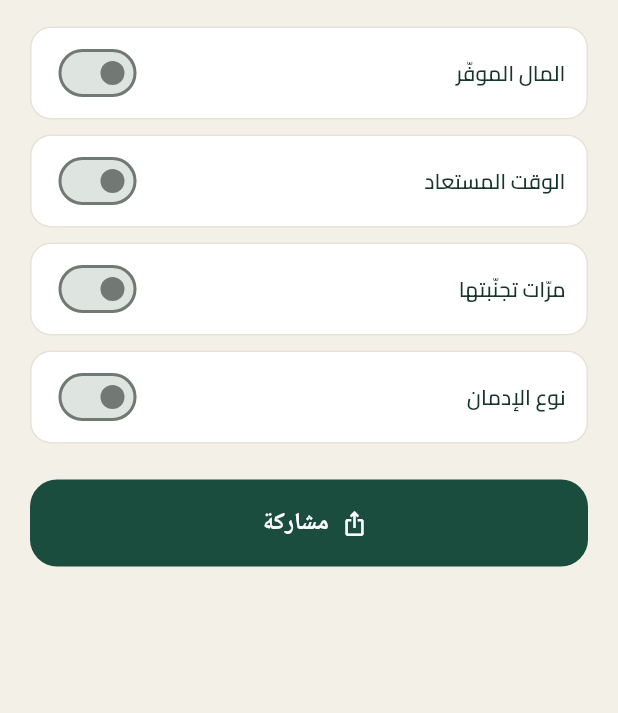
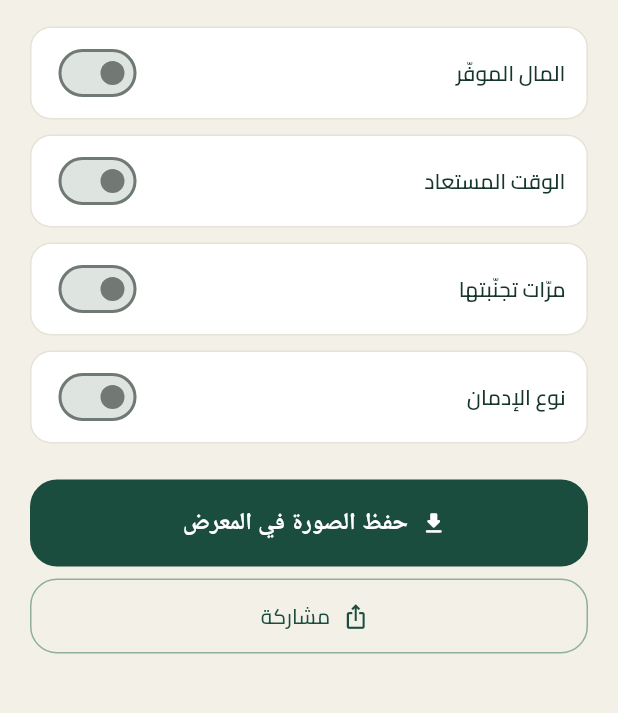
Before and after one commit to xalwalid/sanad, a Flutter app: the ShareCardScreen screen opened directly, on a phone screen of 412 x 824 dp, the part 491-1204 px from its top. Run offline on Flutter 3.47's test engine with Material 3 defaults, Android fonts, the phone set to English and light mode, and no system bars; our stand-ins replace share_plus, shared_preferences; missing offline and left inert: gal; accounts and stored records are empty.

Commit message:
Western numerals in content, chart axis labels, save-to-gallery on share card, store checklist

```diff
--- a/app/lib/data/strings.dart
+++ b/app/lib/data/strings.dart
@@ -96,9 +96,11 @@ class S {
   static const cleanPlain = L('يومًا نظيفًا', 'days clean');
   static const chHabit = L('نوع الإدمان', 'Habit type');
   static const chMass = L('الكمية المتجنَّبة', 'Amount avoided');
-  static const saveImage = L('حفظ الصورة', 'Save image');
+  static const saveImage = L('حفظ الصورة في المعرض', 'Save image to gallery');
   static const shareBtn = L('مشاركة', 'Share');
   static const saved = L('تم الحفظ', 'Saved');
+  static const savedToGallery = L('حُفظت الصورة في معرض الصور', 'Saved to your gallery');
+  static const saveFailed = L('تعذّر الحفظ. جرّب المشاركة بدلًا من ذلك.', "Couldn't save. Try sharing instead.");
 
   // relapse
   static const relapseTitle = L('بداية جديدة', 'A new start');
@@ -127,13 +129,18 @@ class S {
 
   // progress tab
   static const progressTitle = L('تقدّمك', 'Your progress');
-  static const moodLast = L('المزاج آخر ٧ أيام', 'Mood, last 7 days');
+  static const moodLast = L('المزاج آخر 7 أيام', 'Mood, last 7 days');
   static const cravingLast = L('الرغبة تضعف', 'Cravings easing');
   static const checkinHistory = L('سجلّ تسجيلاتك', 'Your check-ins');
   static const noCheckins = L('لا تسجيلات بعد. سجّل يومك من الرئيسية.', 'No check-ins yet. Log your day from Home.');
   static const milestonesTitle = L('الإنجازات', 'Milestones');
   static const moodLabel = L('المزاج', 'Mood');
   static const cravingLabel = L('الرغبة', 'Craving');
+  static const axisDay = L('اليوم (رقم الشهر)', 'Day of month');
+  static const moodLow = L('منخفض', 'Low');
+  static const moodHigh = L('مرتفع', 'High');
+  static const cravingMild = L('خفيفة', 'Mild');
+  static const cravingStrong = L('شديدة', 'Strong');
 
   // me tab
   static const meTitle = L('حسابي', 'Me');
@@ -188,7 +195,7 @@ class S {
   static const axisStart = L('البداية', 'Start');
   static const axisTwoWeeks = L('أسبوعان', '2 wks');
   static const axisMonth = L('شهر', '1 mo');
-  static const axisSixWeeks = L('٦ أسابيع', '6 wks');
+  static const axisSixWeeks = L('6 أسابيع', '6 wks');
   static const axisTwoMonths = L('شهران', '2 mo');
 
   // community
--- a/app/lib/screens/community_screen.dart
+++ b/app/lib/screens/community_screen.dart
@@ -14,9 +14,9 @@ class CommunityScreen extends StatelessWidget {
     String tr(L l) => l.t(code);
     final samples = code == 'ar'
         ? const [
-            ['QN', 'هادئ', 'اليوم ١٢ · القنّب', 'تجاوزت عطلة صعبة جدًا. تمرين التنفّس ساعدني الساعة الثانية فجرًا. شكرًا لكم.'],
-            ['SR', 'مستقر', 'اليوم ٩٠ · الكحول', '٩٠ يومًا اليوم. قبل ستة أشهر لم أظنّ أنّي سأتجاوز اليوم الثالث. الأمر يتحسّن.'],
-            ['M7', 'جبل', 'اليوم ٤ · النيكوتين', 'هاجمتني الرغبة بعد الغداء. نشرت هنا بدل أن أستسلم. انتصار صغير لكنه لي.'],
+            ['QN', 'هادئ', 'اليوم 12 · القنّب', 'تجاوزت عطلة صعبة جدًا. تمرين التنفّس ساعدني الساعة الثانية فجرًا. شكرًا لكم.'],
+            ['SR', 'مستقر', 'اليوم 90 · الكحول', '90 يومًا اليوم. قبل ستة أشهر لم أظنّ أنّي سأتجاوز اليوم الثالث. الأمر يتحسّن.'],
+            ['M7', 'جبل', 'اليوم 4 · النيكوتين', 'هاجمتني الرغبة بعد الغداء. نشرت هنا بدل أن أستسلم. انتصار صغير لكنه لي.'],
           ]
         : const [
             ['QN', 'QuietNorth', 'day 12 · cannabis', 'Made it through a really hard weekend. The breathing exercise helped at 2am. Thank you all.'],
--- a/app/lib/screens/milestone_card_screen.dart
+++ b/app/lib/screens/milestone_card_screen.dart
@@ -5,6 +5,7 @@ import 'package:flutter/rendering.dart';
 import 'package:provider/provider.dart';
 import 'package:path_provider/path_provider.dart';
 import 'package:share_plus/share_plus.dart';
+import 'package:gal/gal.dart';
 import '../data/catalog.dart';
 import '../data/strings.dart';
 import '../logic/calculations.dart';
@@ -41,14 +42,34 @@ class ShareCardScreen extends StatelessWidget {
         _chip(hu.massRound == 0 ? '${massVal.round()}' : massVal.toStringAsFixed(1), hu.massLabel.t(code)),
     ];
 
-    Future<void> share() async {
+    Future<List<int>> capture() async {
       final b = _boundary.currentContext!.findRenderObject() as RenderRepaintBoundary;
       final img = await b.toImage(pixelRatio: 3);
       final bytes = await img.toByteData(format: ui.ImageByteFormat.png);
+      return bytes!.buffer.asUint8List();
+    }
+
+    Future<void> share() async {
       final dir = await getTemporaryDirectory();
       final f = File('${dir.path}/sanad_card.png');
-      await f.writeAsBytes(bytes!.buffer.asUint8List());
+      await f.writeAsBytes(await capture());
       await Share.shareXFiles([XFile(f.path)], text: 'سند · sanad.com.ly');
+    }
+
+    Future<void> saveImage() async {
+      try {
+        final bytes = Uint8List.fromList(await capture());
+        await Gal.putImageBytes(bytes, name: 'sanad_${s.daysClean}');
+        if (context.mounted) {
+          ScaffoldMessenger.of(context).showSnackBar(
+            SnackBar(content: Text(S.savedToGallery.t(code)), backgroundColor: SanadColors.primary),
+          );
+        }
+      } catch (_) {
+        if (context.mounted) {
+          ScaffoldMessenger.of(context).showSnackBar(SnackBar(content: Text(S.saveFailed.t(code))));
+        }
+      }
     }
 
     return Scaffold(
@@ -121,7 +142,17 @@ class ShareCardScreen extends StatelessWidget {
           if (hu.massPer > 0) _toggle(S.chMass.t(code), p.showMass, (v) => app.updateProfile((x) => x.showMass = v)),
           _toggle(S.chHabit.t(code), p.showHabit, (v) => app.updateProfile((x) => x.showHabit = v)),
           const SizedBox(height: 14),
-          FilledButton.icon(icon: const Icon(Icons.ios_share), label: Text(S.shareBtn.t(code)), onPressed: share),
+          FilledButton.icon(icon: const Icon(Icons.download_rounded), label: Text(S.saveImage.t(code)), onPressed: saveImage),
+          const SizedBox(height: 8),
+          OutlinedButton.icon(
+            icon: const Icon(Icons.ios_share, color: SanadColors.primary),
+            label: Text(S.shareBtn.t(code), style: const TextStyle(color: SanadColors.primary)),
+            style: OutlinedButton.styleFrom(
+                minimumSize: const Size.fromHeight(50),
+                side: const BorderSide(color: SanadColors.ringB),
+                shape: RoundedRectangleBorder(borderRadius: BorderRadius.circular(18))),
+            onPressed: share,
+          ),
         ],
       ),
     );
--- a/app/pubspec.yaml
+++ b/app/pubspec.yaml
@@ -16,6 +16,7 @@ dependencies:
   shared_preferences: ^2.2.3
   share_plus: ^9.0.0
   path_provider: ^2.1.3
+  gal: ^2.3.0
 
 dev_dependencies:
   flutter_lints: ^4.0.0
```
Also changed, not shown: app/lib/screens/progress_screen.dart (+38 -7 lines), app/assets/content/recovery.json.
